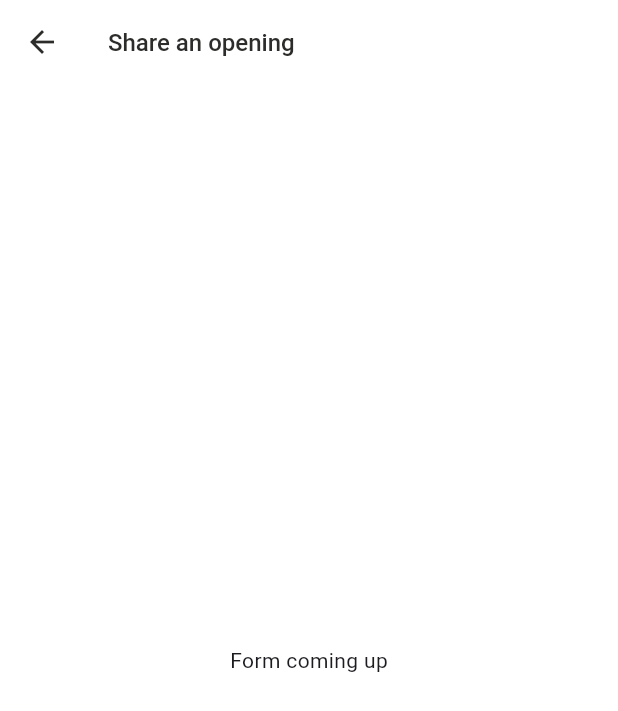
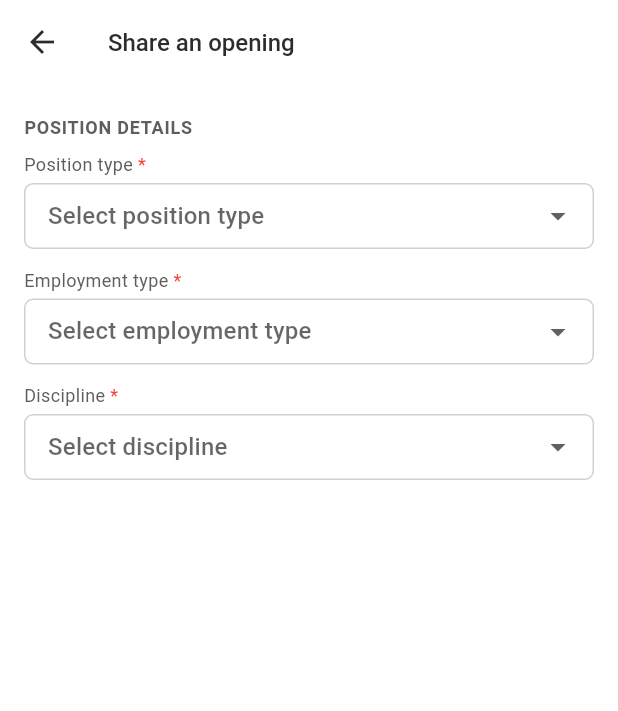
Before and after one commit to pravin-krishna-10/faculty-hub, a Flutter app: the screen it shows once a user with an empty profile is signed in, item 3 of the bottom bar chosen, on a phone screen of 412 x 824 dp. Shown: the top 711 px of the screen. Run offline on Flutter 3.47's test engine with Material 3 defaults, Android fonts, the phone set to English and light mode, and no system bars; our stand-ins replace cloud_firestore, firebase_auth, firebase_core; accounts and stored records are empty; generated files the repository leaves out were written again.

Commit message:
Cycle 3 day 1: post vacancy form skeleton with position details section

```diff
--- a/lib/screens/post_vacancy_screen.dart
+++ b/lib/screens/post_vacancy_screen.dart
@@ -1,5 +1,7 @@
 import 'package:flutter/material.dart';
 import '../utils/theme.dart';
+import '../utils/posting_constants.dart';
+import '../utils/disciplines.dart';
 
 class PostVacancyScreen extends StatefulWidget {
   const PostVacancyScreen({super.key});
@@ -9,7 +11,146 @@ class PostVacancyScreen extends StatefulWidget {
 }
 
 class _PostVacancyScreenState extends State<PostVacancyScreen> {
+  final _formKey = GlobalKey<FormState>();
   bool _isSubmitting = false;
+
+  // Field values
+  String? _positionType;
+  String? _employmentType;
+  String? _discipline;
+  final _specializationController = TextEditingController();
+  final _instituteController = TextEditingController();
+  final _cityController = TextEditingController();
+  DateTime? _deadline;
+  final _howToApplyController = TextEditingController();
+  String _source = 'official';
+  final _salaryController = TextEditingController();
+  final _durationController = TextEditingController();
+  final _descriptionController = TextEditingController();
+
+  @override
+  void dispose() {
+    _specializationController.dispose();
+    _instituteController.dispose();
+    _cityController.dispose();
+    _howToApplyController.dispose();
+    _salaryController.dispose();
+    _durationController.dispose();
+    _descriptionController.dispose();
+    super.dispose();
+  }
+
+  Widget _sectionHeader(String text) {
+    return Padding(
+      padding: const EdgeInsets.fromLTRB(16, 20, 16, 8),
+      child: Text(
+        text,
+        style: const TextStyle(
+          fontSize: 12,
+          fontWeight: FontWeight.w600,
+          color: AppColors.textSecondary,
+          letterSpacing: 0.5,
+        ),
+      ),
+    );
+  }
+
+  Widget _fieldLabel(String text, {bool required = false}) {
+    return Padding(
+      padding: const EdgeInsets.only(left: 16, right: 16, bottom: 4),
+      child: Row(
+        children: [
+          Text(
+            text,
+            style: const TextStyle(
+              fontSize: 12,
+              color: AppColors.textSecondary,
+            ),
+          ),
+          if (required)
+            const Text(' *', style: TextStyle(fontSize: 12, color: Colors.red)),
+        ],
+      ),
+    );
+  }
+
+  Widget _buildPositionTypeField() {
+    return Padding(
+      padding: const EdgeInsets.symmetric(horizontal: 16),
+      child: DropdownButtonFormField<String>(
+        value: _positionType,
+        decoration: _dropdownDecoration('Select position type'),
+        isExpanded: true,
+        items: PositionType.values.entries.map((e) {
+          return DropdownMenuItem(
+            value: e.key,
+            child: Text(e.value, style: const TextStyle(fontSize: 13)),
+          );
+        }).toList(),
+        onChanged: (value) => setState(() => _positionType = value),
+        validator: (value) => value == null ? 'Required' : null,
+      ),
+    );
+  }
+
+  InputDecoration _dropdownDecoration(String hint) {
+    return InputDecoration(
+      hintText: hint,
+      hintStyle: const TextStyle(fontSize: 13, color: AppColors.textTertiary),
+      contentPadding: const EdgeInsets.symmetric(horizontal: 12, vertical: 10),
+      isDense: true,
+      border: OutlineInputBorder(
+        borderRadius: BorderRadius.circular(6),
+        borderSide: const BorderSide(color: AppColors.border),
+      ),
+      enabledBorder: OutlineInputBorder(
+        borderRadius: BorderRadius.circular(6),
+        borderSide: const BorderSide(color: AppColors.border),
+      ),
+      focusedBorder: OutlineInputBorder(
+        borderRadius: BorderRadius.circular(6),
+        borderSide: const BorderSide(color: AppColors.primary),
+      ),
+    );
+  }
+
+  Widget _buildEmploymentTypeField() {
+    return Padding(
+      padding: const EdgeInsets.symmetric(horizontal: 16),
+      child: DropdownButtonFormField<String>(
+        value: _employmentType,
+        decoration: _dropdownDecoration('Select employment type'),
+        isExpanded: true,
+        items: EmploymentType.values.entries.map((e) {
+          return DropdownMenuItem(
+            value: e.key,
+            child: Text(e.value, style: const TextStyle(fontSize: 13)),
+          );
+        }).toList(),
+        onChanged: (value) => setState(() => _employmentType = value),
+        validator: (value) => value == null ? 'Required' : null,
+      ),
+    );
+  }
+
+  Widget _buildDisciplineField() {
+    return Padding(
+      padding: const EdgeInsets.symmetric(horizontal: 16),
+      child: DropdownButtonFormField<String>(
+        value: _discipline,
+        decoration: _dropdownDecoration('Select discipline'),
+        isExpanded: true,
+        items: Disciplines.all.map((d) {
+          return DropdownMenuItem(
+            value: d,
+            child: Text(d, style: const TextStyle(fontSize: 13)),
+          );
+        }).toList(),
+        onChanged: (value) => setState(() => _discipline = value),
+        validator: (value) => value == null ? 'Required' : null,
+      ),
+    );
+  }
 
   @override
   Widget build(BuildContext context) {
@@ -28,7 +169,26 @@ class _PostVacancyScreenState extends State<PostVacancyScreen> {
           ),
         ),
       ),
-      body: const Center(child: Text('Form coming up')),
+      body: Form(
+        key: _formKey,
+        child: SingleChildScrollView(
+          child: Column(
+            crossAxisAlignment: CrossAxisAlignment.start,
+            children: [
+              _sectionHeader('POSITION DETAILS'),
+              _fieldLabel('Position type', required: true),
+              _buildPositionTypeField(),
+              const SizedBox(height: 12),
+              _fieldLabel('Employment type', required: true),
+              _buildEmploymentTypeField(),
+              const SizedBox(height: 12),
+              _fieldLabel('Discipline', required: true),
+              _buildDisciplineField(),
+              const SizedBox(height: 24),
+            ],
+          ),
+        ),
+      ),
     );
   }
 }
```
